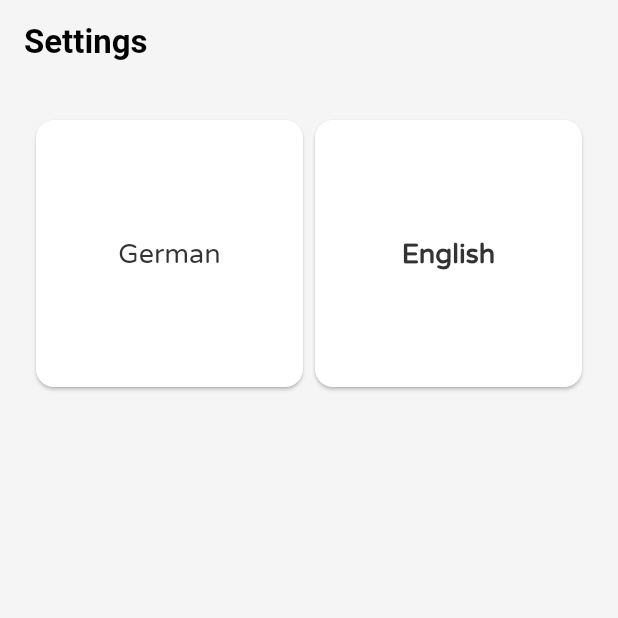
After one commit to coodoo-io/counter_workshop, a Flutter app: the SettingsPage screen opened by its route, on a phone screen of 412 x 824 dp, the top half of it. The commit adds this screen. Run offline on Flutter 3.47's test engine with Material 2 defaults, Android fonts, the phone set to English and light mode, and no system bars; our stand-ins replace equatable, flutter_bloc, go_router; generated files the repository leaves out were written again.

Commit message:
Added settings page with language change

```diff
--- a/lib/src/app.dart
+++ b/lib/src/app.dart
@@ -14,9 +14,13 @@ class App extends StatefulWidget {
 
   @override
   State<App> createState() => _AppState();
+
+  // ignore: library_private_types_in_public_api
+  static _AppState of(BuildContext context) => context.findAncestorStateOfType<_AppState>()!;
 }
 
 class _AppState extends State<App> {
+  Locale? _locale;
   late final DashboardBloc dashboardBloc;
 
   @override
@@ -32,22 +36,30 @@ class _AppState extends State<App> {
       value: widget.counterRepository,
       child: BlocProvider.value(
         value: dashboardBloc,
-        child: const AppView(),
+        child: AppView(locale: _locale),
       ),
     );
+  }
+
+  void setLocale(Locale locale) {
+    setState(() => _locale = locale);
   }
 }
 
 class AppView extends StatelessWidget {
   const AppView({
     Key? key,
+    required this.locale,
   }) : super(key: key);
+
+  final Locale? locale;
 
   @override
   Widget build(BuildContext context) {
     final appTheme = AppTheme();
     return MaterialApp.router(
       title: 'Counter Demo',
+      locale: locale,
       theme: appTheme.light,
       darkTheme: appTheme.dark,
       themeMode: ThemeMode.system,
--- a/lib/src/core/extensions/localization.extension.dart
+++ b/lib/src/core/extensions/localization.extension.dart
@@ -3,4 +3,6 @@ import 'package:flutter_gen/gen_l10n/app_localizations.dart';
 
 extension LocalizationExtension on BuildContext {
   AppLocalizations get loc => AppLocalizations.of(this);
+
+  String get languageCode => Localizations.localeOf(this).toString();
 }
--- a/lib/src/core/localization/app_de.arb
+++ b/lib/src/core/localization/app_de.arb
@@ -1,4 +1,7 @@
 {
     "@@locale": "de",
-    "appTitle": "Zähler"
+    "appTitle": "Zähler",
+    "settings": "Einstellungen",
+    "german": "Deutsch",
+    "english": "Englisch"
 }
--- a/lib/src/core/localization/app_en.arb
+++ b/lib/src/core/localization/app_en.arb
@@ -3,5 +3,17 @@
     "appTitle": "Counter",
     "@appTitle": {
       "description": "Name of the app"
+    },
+    "settings": "Settings",
+    "@settings": {
+      "description": "Name of the settings page"
+    },
+    "german": "German",
+    "@german": {
+      "description": "Language name: German"
+    },
+    "english": "English",
+    "@english": {
+      "description": "Language name: English"
     }
 }
--- a/lib/src/core/routing/router.dart
+++ b/lib/src/core/routing/router.dart
@@ -1,5 +1,6 @@
 import 'package:counter_workshop/src/features/counter/presentation/dashboard/view/dashboard.page.dart';
 import 'package:counter_workshop/src/features/counter/presentation/edit/view/edit_counter.page.dart';
+import 'package:counter_workshop/src/features/settings/presentation/settings.page.dart';
 import 'package:flutter/material.dart';
 import 'package:go_router/go_router.dart';
 
@@ -28,5 +29,9 @@ final router = GoRouter(
         ),
       ],
     ),
+    GoRoute(
+      path: '/settings',
+      builder: (context, state) => const SettingsPage(),
+    )
   ],
 );
--- a/lib/src/features/counter/presentation/dashboard/view/dashboard.page.dart
+++ b/lib/src/features/counter/presentation/dashboard/view/dashboard.page.dart
@@ -17,6 +17,7 @@ class DashboardPage extends StatelessWidget {
       extendBodyBehindAppBar: true,
       appBar: AppBar(
         title: Text(context.loc.appTitle),
+        actions: [IconButton(onPressed: () => context.push('/settings'), icon: const Icon(Icons.settings))],
       ),
       body: BlocBuilder<DashboardBloc, DashboardState>(
         builder: (context, state) {
--- /dev/null
+++ b/lib/src/features/settings/presentation/settings.page.dart
@@ -0,0 +1,55 @@
+import 'package:counter_workshop/src/app.dart';
+import 'package:counter_workshop/src/core/extensions/localization.extension.dart';
+import 'package:flutter/material.dart';
+
+class SettingsPage extends StatelessWidget {
+  const SettingsPage({Key? key}) : super(key: key);
+
+  @override
+  Widget build(BuildContext context) {
+    return Scaffold(
+      appBar: AppBar(
+        title: Text(context.loc.settings),
+      ),
+      body: Padding(
+        padding: const EdgeInsets.all(20.0),
+        child: GridView.count(
+          crossAxisCount: 2,
+          children: [
+            _LanguageCard(title: context.loc.german, languageCode: 'de'),
+            _LanguageCard(title: context.loc.english, languageCode: 'en'),
+          ],
+        ),
+      ),
+    );
+  }
+}
+
+class _LanguageCard extends StatelessWidget {
+  const _LanguageCard({
+    Key? key,
+    required this.title,
+    this.languageCode = 'de',
+  }) : super(key: key);
+
+  final String title;
+  final String languageCode;
+
+  @override
+  Widget build(BuildContext context) {
+    return Card(
+      child: InkWell(
+        onTap: () => App.of(context).setLocale(Locale.fromSubtags(languageCode: languageCode)),
+        child: Center(
+          child: Text(
+            title,
+            style: Theme.of(context)
+                .textTheme
+                .headlineLarge
+                ?.copyWith(fontSize: 18, fontWeight: context.languageCode == languageCode ? FontWeight.bold : null),
+          ),
+        ),
+      ),
+    );
+  }
+}
```
